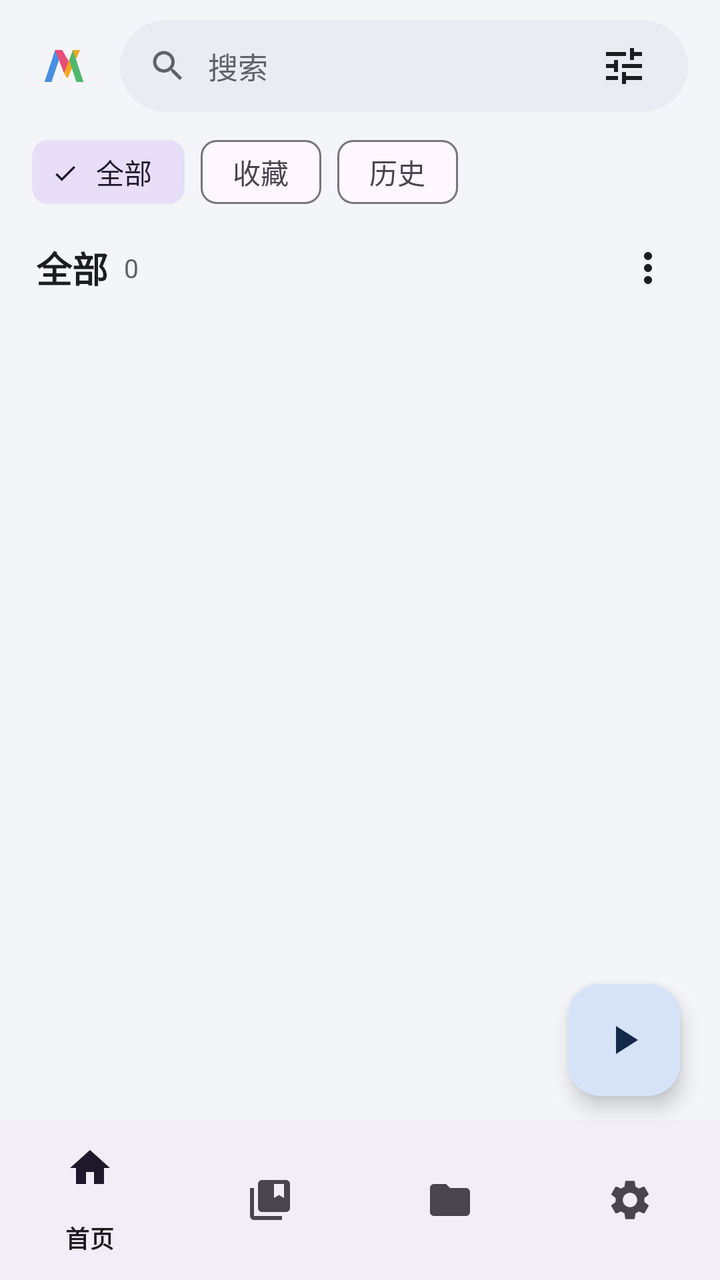
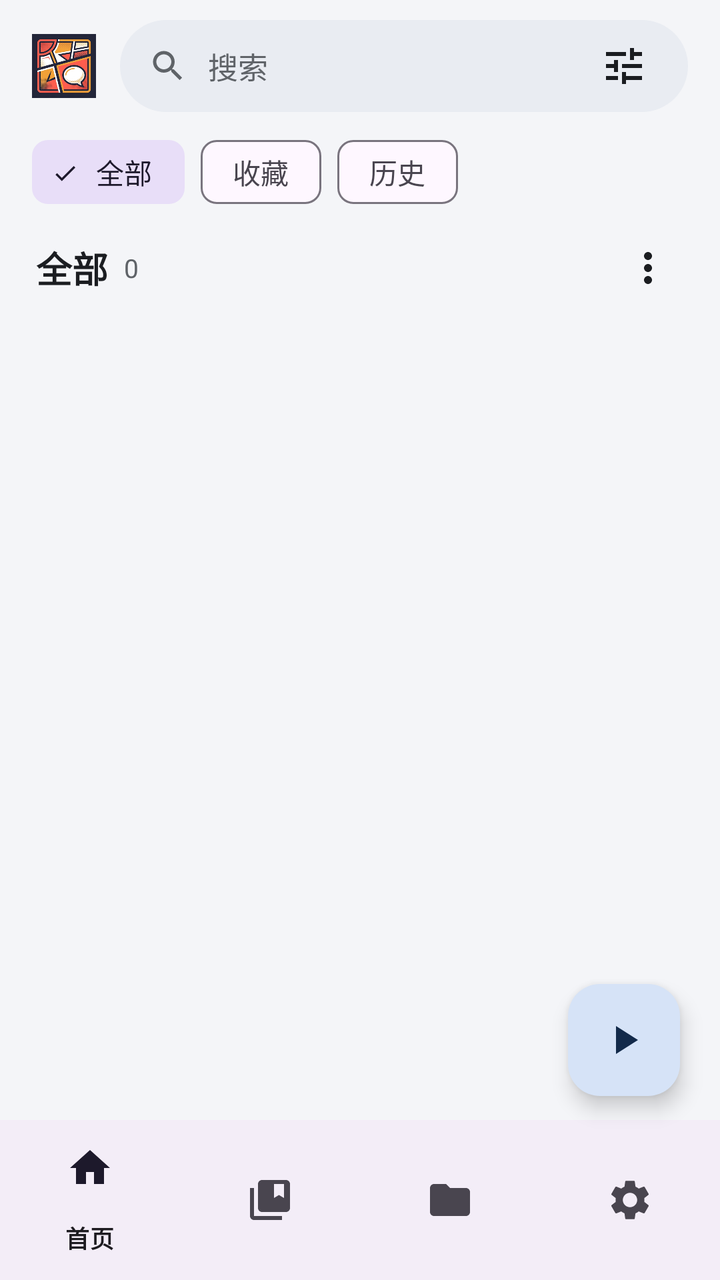

Two renders of the same Android screen: before a commit and after it. Below are the layout's source before the change and the commit's diff.
<!-- AndroidManifest.xml: application theme Theme.ArkReader -->
<!-- res/layout/activity_main.xml -->
<?xml version="1.0" encoding="utf-8"?>
<androidx.coordinatorlayout.widget.CoordinatorLayout xmlns:android="http://schemas.android.com/apk/res/android"
    xmlns:app="http://schemas.android.com/apk/res-auto"
    android:layout_width="match_parent"
    android:layout_height="match_parent"
    android:background="@color/surface_bg"
    android:fitsSystemWindows="true">

    <LinearLayout
        android:layout_width="match_parent"
        android:layout_height="match_parent"
        android:orientation="vertical">

        
        <LinearLayout
            android:layout_width="match_parent"
            android:layout_height="wrap_content"
            android:gravity="center_vertical"
            android:orientation="horizontal"
            android:paddingHorizontal="16dp"
            android:paddingTop="10dp"
            android:paddingBottom="6dp">

            <ImageView
                android:layout_width="32dp"
                android:layout_height="32dp"
                android:layout_marginEnd="12dp"
                android:contentDescription="@string/app_name"
                android:src="@drawable/ic_ark_logo" />

            <LinearLayout
                android:layout_width="0dp"
                android:layout_height="46dp"
                android:layout_weight="1"
                android:background="@drawable/bg_search_pill"
                android:gravity="center_vertical"
                android:orientation="horizontal"
                android:paddingHorizontal="14dp">

                <ImageView
                    android:layout_width="20dp"
                    android:layout_height="20dp"
                    android:src="@drawable/ic_search"
                    app:tint="@color/text_secondary" />

                <EditText
                    android:id="@+id/etSearch"
                    android:layout_width="0dp"
                    android:layout_height="match_parent"
                    android:layout_marginHorizontal="10dp"
                    android:layout_weight="1"
                    android:background="@null"
                    android:hint="@string/search_hint"
                    android:imeOptions="actionSearch"
                    android:inputType="text"
                    android:maxLines="1"
                    android:textColor="@color/text_primary"
                    android:textColorHint="@color/text_secondary"
                    android:textSize="15sp" />

                <ImageButton
                    android:id="@+id/btnFilterSort"
                    android:layout_width="36dp"
                    android:layout_height="36dp"
                    android:background="?attr/selectableItemBackgroundBorderless"
                    android:contentDescription="排序与显示"
                    android:src="@drawable/ic_tune"
                    app:tint="@color/text_primary" />
            </LinearLayout>
        </LinearLayout>

        
        <com.google.android.material.chip.ChipGroup
            android:id="@+id/chipGroupHome"
            android:layout_width="match_parent"
            android:layout_height="wrap_content"
            android:paddingHorizontal="16dp"
            app:selectionRequired="true"
            app:singleLine="true"
            app:singleSelection="true">

            <com.google.android.material.chip.Chip
                android:id="@+id/chipAll"
                style="@style/Widget.Material3.Chip.Filter"
                android:layout_width="wrap_content"
                android:layout_height="wrap_content"
                android:checked="true"
                android:text="@string/tab_all" />

            <com.google.android.material.chip.Chip
                android:id="@+id/chipFavorite"
                style="@style/Widget.Material3.Chip.Filter"
                android:layout_width="wrap_content"
                android:layout_height="wrap_content"
                android:text="@string/tab_favorite" />

            <com.google.android.material.chip.Chip
                android:id="@+id/chipHistory"
                style="@style/Widget.Material3.Chip.Filter"
                android:layout_width="wrap_content"
                android:layout_height="wrap_content"
                android:text="@string/tab_history" />
        </com.google.android.material.chip.ChipGroup>

        
        <LinearLayout
            android:layout_width="match_parent"
            android:layout_height="wrap_content"
            android:gravity="center_vertical"
            android:orientation="horizontal"
            android:paddingHorizontal="18dp"
            android:paddingVertical="6dp">

            <TextView
                android:id="@+id/tvSectionTitle"
                android:layout_width="wrap_content"
                android:layout_height="wrap_content"
                android:text="全部"
                android:textColor="@color/text_primary"
                android:textSize="18sp"
                android:textStyle="bold" />

            <TextView
                android:id="@+id/tvSectionCount"
                android:layout_width="0dp"
                android:layout_height="wrap_content"
                android:layout_marginStart="8dp"
                android:layout_weight="1"
                android:text="0"
                android:textColor="@color/text_secondary"
                android:textSize="13sp" />

            <ImageButton
                android:id="@+id/btnMore"
                android:layout_width="36dp"
                android:layout_height="36dp"
                android:background="?attr/selectableItemBackgroundBorderless"
                android:contentDescription="更多"
                android:src="@drawable/ic_more_vert"
                app:tint="@color/text_primary" />
        </LinearLayout>

        <FrameLayout
            android:layout_width="match_parent"
            android:layout_height="0dp"
            android:layout_weight="1">

            <androidx.recyclerview.widget.RecyclerView
                android:id="@+id/rvComics"
                android:layout_width="match_parent"
                android:layout_height="match_parent"
                android:clipToPadding="false"
                android:paddingHorizontal="12dp"
                android:paddingBottom="88dp" />

            <TextView
                android:id="@+id/tvEmpty"
                android:layout_width="wrap_content"
                android:layout_height="wrap_content"
                android:layout_gravity="center"
                android:gravity="center"
                android:lineSpacingExtra="6dp"
                android:padding="24dp"
                android:text="@string/empty_comics_tip"
                android:textColor="@color/text_secondary"
                android:textSize="15sp"
                android:visibility="gone" />
        </FrameLayout>

        <com.google.android.material.bottomnavigation.BottomNavigationView
            android:id="@+id/bottomNav"
            android:layout_width="match_parent"
            android:layout_height="wrap_content"
            app:menu="@menu/nav_main" />
    </LinearLayout>

    <com.google.android.material.floatingactionbutton.FloatingActionButton
        android:id="@+id/fabContinue"
        android:layout_width="wrap_content"
        android:layout_height="wrap_content"
        android:layout_gravity="bottom|end"
        android:layout_marginEnd="20dp"
        android:layout_marginBottom="92dp"
        android:contentDescription="@string/continue_reading"
        app:srcCompat="@drawable/ic_play" />

</androidx.coordinatorlayout.widget.CoordinatorLayout>
<!-- resources referenced by this layout -->
<resources>
  <color name="surface_bg">#F4F5F8</color>
  <color name="text_primary">#1B1D21</color>
  <color name="text_secondary">#5F6368</color>
  <!-- drawable bg_search_pill (drawable) -->
  <?xml version="1.0" encoding="utf-8"?>
  <shape xmlns:android="http://schemas.android.com/apk/res/android"
      android:shape="rectangle">
      <solid android:color="@color/surface_pill" />
      <corners android:radius="24dp" />
  </shape>
  <!-- drawable ic_ark_logo (drawable) -->
  <vector xmlns:android="http://schemas.android.com/apk/res/android"
      android:width="36dp"
      android:height="36dp"
      android:viewportWidth="36"
      android:viewportHeight="36">
      <path
          android:fillColor="#4A90E2"
          android:pathData="M7,27 L13,9 L17,9 L11,27 Z" />
      <path
          android:fillColor="#E94E77"
          android:pathData="M13,9 L18,22 L21,16 L17,9 Z" />
      <path
          android:fillColor="#F5A623"
          android:pathData="M18,22 L23,9 L27,9 L20,25 Z" />
      <path
          android:fillColor="#50B86C"
          android:pathData="M23,9 L29,27 L25,27 L21,15 Z" />
  </vector>
  <!-- drawable ic_more_vert (drawable) -->
  <vector xmlns:android="http://schemas.android.com/apk/res/android"
      android:width="24dp"
      android:height="24dp"
      android:viewportWidth="24"
      android:viewportHeight="24">
      <path
          android:fillColor="#FF000000"
          android:pathData="M12,8c1.1,0 2,-0.9 2,-2s-0.9,-2 -2,-2 -2,0.9 -2,2 0.9,2 2,2zM12,10c-1.1,0 -2,0.9 -2,2s0.9,2 2,2 2,-0.9 2,-2 -0.9,-2 -2,-2zM12,16c-1.1,0 -2,0.9 -2,2s0.9,2 2,2 2,-0.9 2,-2 -0.9,-2 -2,-2z" />
  </vector>
  <!-- drawable ic_play (drawable) -->
  <vector xmlns:android="http://schemas.android.com/apk/res/android"
      android:width="24dp"
      android:height="24dp"
      android:viewportWidth="24"
      android:viewportHeight="24">
      <path
          android:fillColor="#FF000000"
          android:pathData="M8,5v14l11,-7z" />
  </vector>
  <!-- drawable ic_search (drawable) -->
  <vector xmlns:android="http://schemas.android.com/apk/res/android"
      android:width="24dp"
      android:height="24dp"
      android:viewportWidth="24"
      android:viewportHeight="24">
      <path
          android:fillColor="#FF000000"
          android:pathData="M15.5,14h-0.79l-0.28,-0.27C15.41,12.59 16,11.11 16,9.5 16,5.91 13.09,3 9.5,3S3,5.91 3,9.5 5.91,16 9.5,16c1.61,0 3.09,-0.59 4.23,-1.57l0.27,0.28v0.79l5,4.99L20.49,19l-4.99,-5zM9.5,14C7.01,14 5,11.99 5,9.5S7.01,5 9.5,5 14,7.01 14,9.5 11.99,14 9.5,14z" />
  </vector>
  <!-- drawable ic_tune (drawable) -->
  <vector xmlns:android="http://schemas.android.com/apk/res/android"
      android:width="24dp"
      android:height="24dp"
      android:viewportWidth="24"
      android:viewportHeight="24">
      <path
          android:fillColor="#FF000000"
          android:pathData="M3,17v2h6v-2H3zM3,5v2h10V5H3zM13,21v-2h8v-2h-8v-2h-2v6h2zM7,9v2H3v2h4v2h2V9H7zM21,13v-2H11v2h10zM15,9h2V7h4V5h-4V3h-2v6z" />
  </vector>
  <string name="app_name">ARK Reader</string>
  <string name="continue_reading">继续阅读</string>
  <string name="empty_comics_tip">暂无漫画\n点击右上角或前往「仓库」添加本地/WebDAV目录</string>
  <string name="search_hint">搜索</string>
  <string name="tab_all">全部</string>
  <string name="tab_favorite">收藏</string>
  <string name="tab_history">历史</string>
  <style name="Theme.ArkReader" parent="Theme.Material3.DayNight.NoActionBar">
          <item name="colorPrimary">#4A6FA5</item>
          <item name="colorPrimaryContainer">#D6E3F7</item>
          <item name="colorOnPrimaryContainer">#132A4A</item>
          <item name="android:windowBackground">@color/surface_bg</item>
          <item name="android:statusBarColor">@android:color/transparent</item>
          <item name="android:navigationBarColor">@android:color/transparent</item>
          <item name="android:windowLightStatusBar">true</item>
      </style>
  <color name="surface_pill">#E9ECF2</color>
</resources>

<!-- the commit's change to res/layout/activity_main.xml (unified diff, before → after) -->
@@ -26,7 +26,7 @@
                 android:layout_height="32dp"
                 android:layout_marginEnd="12dp"
                 android:contentDescription="@string/app_name"
-                android:src="@drawable/ic_ark_logo" />
+                android:src="@drawable/ic_koma_logo" />
 
             <LinearLayout
                 android:layout_width="0dp"
<!-- resource entries referenced after the edit -->
@@ -10,25 +10,7 @@
       <solid android:color="@color/surface_pill" />
       <corners android:radius="24dp" />
   </shape>
-  <!-- drawable ic_ark_logo (drawable) -->
-  <vector xmlns:android="http://schemas.android.com/apk/res/android"
-      android:width="36dp"
-      android:height="36dp"
-      android:viewportWidth="36"
-      android:viewportHeight="36">
-      <path
-          android:fillColor="#4A90E2"
-          android:pathData="M7,27 L13,9 L17,9 L11,27 Z" />
-      <path
-          android:fillColor="#E94E77"
-          android:pathData="M13,9 L18,22 L21,16 L17,9 Z" />
-      <path
-          android:fillColor="#F5A623"
-          android:pathData="M18,22 L23,9 L27,9 L20,25 Z" />
-      <path
-          android:fillColor="#50B86C"
-          android:pathData="M23,9 L29,27 L25,27 L21,15 Z" />
-  </vector>
+  <!-- drawable ic_koma_logo: png bitmap (drawable-nodpi, 111750 bytes) -->
   <!-- drawable ic_more_vert (drawable) -->
   <vector xmlns:android="http://schemas.android.com/apk/res/android"
       android:width="24dp"
@@ -69,7 +51,7 @@
           android:fillColor="#FF000000"
           android:pathData="M3,17v2h6v-2H3zM3,5v2h10V5H3zM13,21v-2h8v-2h-8v-2h-2v6h2zM7,9v2H3v2h4v2h2V9H7zM21,13v-2H11v2h10zM15,9h2V7h4V5h-4V3h-2v6z" />
   </vector>
-  <string name="app_name">ARK Reader</string>
+  <string name="app_name">漫格漫画</string>
   <string name="continue_reading">继续阅读</string>
   <string name="empty_comics_tip">暂无漫画\n点击右上角或前往「仓库」添加本地/WebDAV目录</string>
   <string name="search_hint">搜索</string>
